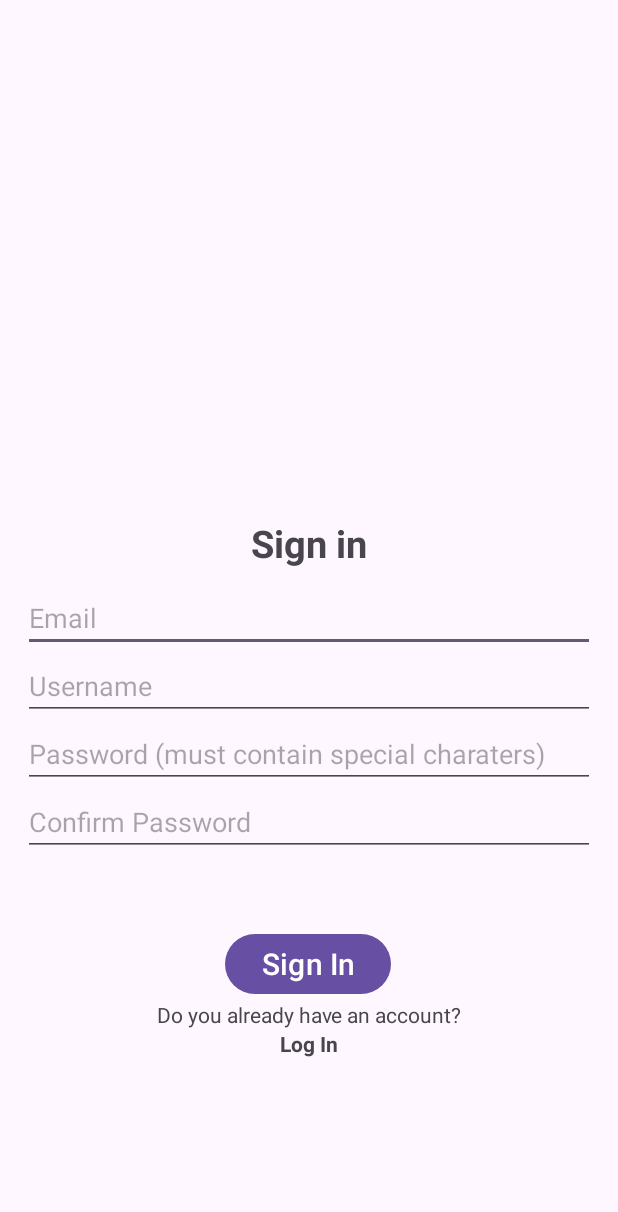
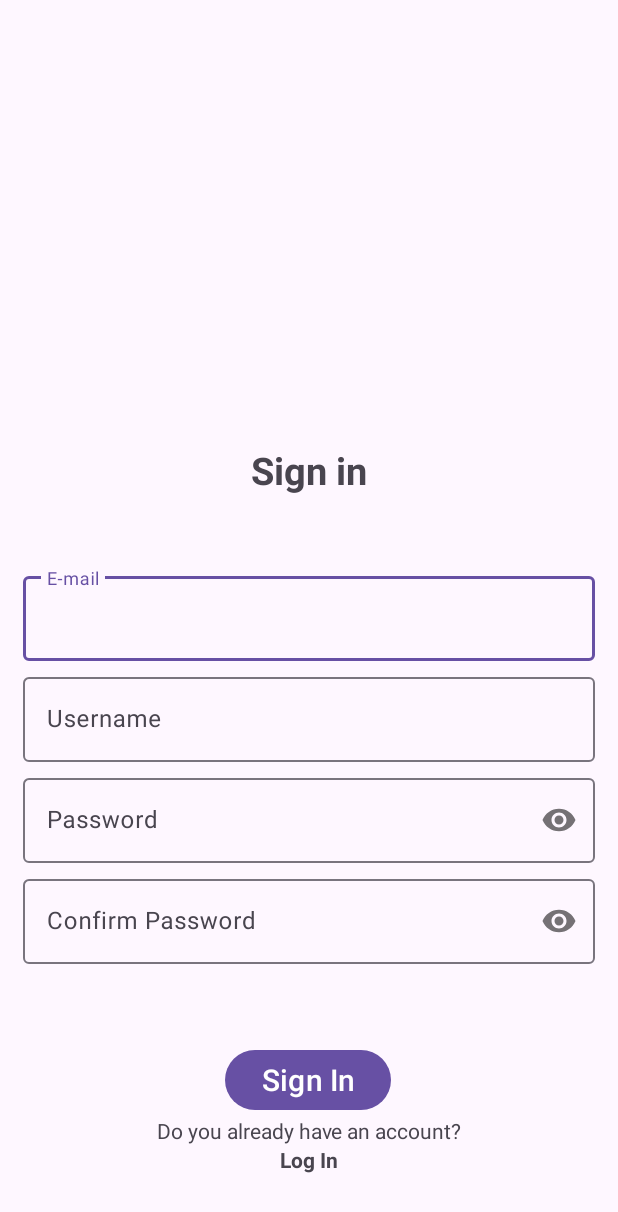
Before and after one commit to Andru2003/R-D_Project, an Android app: the Register screen opened directly, with no data from a screen before it, on a phone screen of 412 x 824 dp. Shown: the top 1212 px of the screen. Run offline under Robolectric (Android 15) with nearby library versions, the phone set to English and light mode, and no system bars; our stand-ins replace Firebase (no records; nobody signed in at launch, a user with empty details on screens opened directly).

Commit message:
ver email and database final version :3

```diff
--- a/app/src/main/java/com/example/rdproject/Register.java
+++ b/app/src/main/java/com/example/rdproject/Register.java
@@ -31,11 +31,12 @@ import com.google.firebase.ktx.Firebase;
 
 import org.w3c.dom.Text;
 
+import java.util.Objects;
+
 public class Register extends AppCompatActivity {
 
     private FirebaseAuth auth;
-    private EditText signin_email, signin_password, confirm_password, username;
-    private TextView go_to_login;
+    private TextInputEditText signin_email, signin_password, confirm_password, username;
     private ProgressBar progressBar;
     FirebaseDatabase database;
     DatabaseReference reference;
@@ -52,7 +53,7 @@ public class Register extends AppCompatActivity {
         username = findViewById(R.id.username);
         confirm_password = findViewById(R.id.confirmPassword);
 
-        go_to_login = findViewById(R.id.text_to_login);
+        TextView go_to_login = findViewById(R.id.text_to_login);
 
         progressBar = findViewById(R.id.progress_bar);
 
@@ -63,10 +64,10 @@ public class Register extends AppCompatActivity {
         signin_button.setOnClickListener(new View.OnClickListener() {
             @Override
             public void onClick(View v) {
-                String user_signin_email = signin_email.getText().toString();
-                String user_signin_password = signin_password.getText().toString();
-                String user_cofirm_password = confirm_password.getText().toString();
-                String editusername = username.getText().toString();
+                String user_signin_email = Objects.requireNonNull(signin_email.getText()).toString();
+                String user_signin_password = Objects.requireNonNull(signin_password.getText()).toString();
+                String user_cofirm_password = Objects.requireNonNull(confirm_password.getText()).toString();
+                String editusername = Objects.requireNonNull(username.getText()).toString();
 
                 auth = FirebaseAuth.getInstance();
                 database = FirebaseDatabase.getInstance();
@@ -109,7 +110,7 @@ public class Register extends AppCompatActivity {
                                                      if(task.isSuccessful()) {
                                                          text.show();
 
-                                                         auth.getCurrentUser().sendEmailVerification().addOnCompleteListener(new OnCompleteListener<Void>() {
+                                                         Objects.requireNonNull(auth.getCurrentUser()).sendEmailVerification().addOnCompleteListener(new OnCompleteListener<Void>() {
                                                              @Override
                                                              public void onComplete(@NonNull Task<Void> task) {
                                                                  if(task.isSuccessful())
@@ -120,7 +121,7 @@ public class Register extends AppCompatActivity {
                                                                      reference.child(editusername).setValue(sanatate);
                                                                  }
                                                                  else {
-                                                                     Toast.makeText(Register.this, task.getException().getMessage(), Toast.LENGTH_SHORT).show();
+                                                                     Toast.makeText(Register.this, Objects.requireNonNull(task.getException()).getMessage(), Toast.LENGTH_SHORT).show();
                                                                  }
                                                              }
                                                          });
@@ -130,7 +131,7 @@ public class Register extends AppCompatActivity {
                                                      } else {
                                                          text.hide();
                                                          Toast.makeText(Register.this, "SignIn failed. Please try again!", Toast.LENGTH_SHORT).show();
-                                                         System.out.println(task.getException().getMessage());
+                                                         System.out.println(Objects.requireNonNull(task.getException()).getMessage());
                                                      }
                                                  }
                                              });
--- a/app/src/main/res/layout/activity_register.xml
+++ b/app/src/main/res/layout/activity_register.xml
@@ -13,40 +13,97 @@
         android:id="@+id/textView"
         android:layout_width="match_parent"
         android:layout_height="wrap_content"
-        android:layout_marginBottom="10dp"
+        android:layout_marginBottom="48dp"
         android:gravity="center"
         android:text="@string/action_sign_in_short"
+        android:textSize="25sp"
         android:textStyle="bold"
-        android:textSize="25sp"
-        app:layout_constraintBottom_toTopOf="@+id/signin_email"
+        app:layout_constraintBottom_toTopOf="@+id/text_input_signin_email"
         app:layout_constraintEnd_toEndOf="parent"
-        app:layout_constraintHorizontal_bias="0.533"
-        app:layout_constraintStart_toStartOf="parent"
+        app:layout_constraintHorizontal_bias="0.466"
+        app:layout_constraintStart_toStartOf="parent" />
 
-        />
-
-    <EditText
-        android:id="@+id/signin_email"
+    <com.google.android.material.textfield.TextInputLayout
+        android:id="@+id/text_input_signin_email"
         android:layout_width="match_parent"
         android:layout_height="wrap_content"
-        android:hint="Email"
+        android:paddingBottom="5dp"
+        app:layout_constraintTop_toTopOf="parent"
+        tools:layout_editor_absoluteX="14dp"
         app:layout_constraintBottom_toBottomOf="parent"
-        app:layout_constraintEnd_toEndOf="parent"
-        app:layout_constraintHorizontal_bias="1.0"
-        app:layout_constraintStart_toStartOf="parent"
-        app:layout_constraintTop_toTopOf="parent" />
+        >
 
-    <EditText
-        android:id="@+id/signin_pswd"
+        <com.google.android.material.textfield.TextInputEditText
+            android:id="@+id/signin_email"
+            android:layout_width="match_parent"
+            android:layout_height="wrap_content"
+            android:hint="E-mail"
+            tools:layout_editor_absoluteX="15dp"
+            tools:layout_editor_absoluteY="134dp" />
+
+    </com.google.android.material.textfield.TextInputLayout>
+
+    <com.google.android.material.textfield.TextInputLayout
+        android:id="@+id/text_input_username"
         android:layout_width="match_parent"
         android:layout_height="wrap_content"
-        android:hint="Password (must contain special charaters)"
-        android:inputType="textPassword"
+        android:paddingBottom="5dp"
+        app:layout_constraintTop_toBottomOf="@id/text_input_signin_email"
+        tools:layout_editor_absoluteX="14dp"
+        >
 
-        app:layout_constraintEnd_toEndOf="parent"
-        app:layout_constraintHorizontal_bias="0.466"
-        app:layout_constraintStart_toStartOf="parent"
-        app:layout_constraintTop_toBottomOf="@+id/username" />
+        <com.google.android.material.textfield.TextInputEditText
+            android:id="@+id/username"
+            android:layout_width="match_parent"
+            android:layout_height="wrap_content"
+            android:hint="Username"
+            tools:layout_editor_absoluteX="15dp"
+            tools:layout_editor_absoluteY="134dp" />
+
+    </com.google.android.material.textfield.TextInputLayout>
+
+
+    <com.google.android.material.textfield.TextInputLayout
+        android:id="@+id/text_input_password"
+        android:layout_width="match_parent"
+        android:layout_height="wrap_content"
+        app:passwordToggleEnabled="true"
+        android:paddingBottom="5dp"
+        app:layout_constraintTop_toBottomOf="@id/text_input_username"
+        tools:layout_editor_absoluteX="14dp"
+        >
+
+        <com.google.android.material.textfield.TextInputEditText
+            android:id="@+id/signin_pswd"
+            android:layout_width="match_parent"
+            android:layout_height="wrap_content"
+            android:hint="Password"
+            android:inputType="textPassword"
+            tools:layout_editor_absoluteX="15dp"
+            tools:layout_editor_absoluteY="134dp" />
+
+    </com.google.android.material.textfield.TextInputLayout>
+
+    <com.google.android.material.textfield.TextInputLayout
+        android:id="@+id/text_input_confirm_password"
+        android:layout_width="match_parent"
+        android:layout_height="wrap_content"
+        app:passwordToggleEnabled="true"
+        android:paddingBottom="5dp"
+        app:layout_constraintTop_toBottomOf="@id/text_input_password"
+        tools:layout_editor_absoluteX="14dp"
+        >
+
+        <com.google.android.material.textfield.TextInputEditText
+            android:id="@+id/confirmPassword"
+            android:layout_width="match_parent"
+            android:layout_height="wrap_content"
+            android:hint="Confirm Password"
+            android:inputType="textPassword"
+            tools:layout_editor_absoluteX="15dp"
+            tools:layout_editor_absoluteY="134dp" />
+
+    </com.google.android.material.textfield.TextInputLayout>
 
     <ProgressBar
         android:layout_width="match_parent"
@@ -66,7 +123,7 @@
         app:layout_constraintEnd_toEndOf="parent"
         app:layout_constraintHorizontal_bias="0.498"
         app:layout_constraintStart_toStartOf="parent"
-        app:layout_constraintTop_toBottomOf="@+id/confirmPassword" />
+        app:layout_constraintTop_toBottomOf="@+id/text_input_confirm_password" />
 
     <TextView
         android:id="@+id/textView4"
@@ -87,27 +144,5 @@
         app:layout_constraintStart_toStartOf="parent"
         app:layout_constraintTop_toBottomOf="@+id/textView4" />
 
-    <EditText
-        android:id="@+id/username"
-        android:layout_width="match_parent"
-        android:layout_height="wrap_content"
-        android:ems="10"
-        android:hint="Username"
-        android:inputType="text"
-        app:layout_constraintEnd_toEndOf="parent"
-        app:layout_constraintStart_toStartOf="parent"
-        app:layout_constraintTop_toBottomOf="@+id/signin_email" />
-
-    <EditText
-        android:id="@+id/confirmPassword"
-        android:layout_width="match_parent"
-        android:layout_height="wrap_content"
-        android:ems="10"
-        android:hint="Confirm Password"
-        android:inputType="textPassword"
-
-
-        app:layout_constraintTop_toBottomOf="@+id/signin_pswd"
-        tools:layout_editor_absoluteX="15dp" />
 
 </androidx.constraintlayout.widget.ConstraintLayout>
```
Also changed, not shown: app/src/main/AndroidManifest.xml (+0 -7 lines), app/src/main/java/com/example/rdproject/ForgotPassword.java (deleted, +0 -26 lines), app/src/main/java/com/example/rdproject/LogIn.java (+46 -7 lines), app/src/main/java/com/example/rdproject/Menu.java (deleted, +0 -31 lines), app/src/main/res/layout/activity_forgot_password.xml (deleted, +0 -50 lines), app/src/main/res/layout/activity_log_in.xml (+33 -64 lines), app/src/main/res/layout/activity_menu.xml (deleted, +0 -26 lines).
